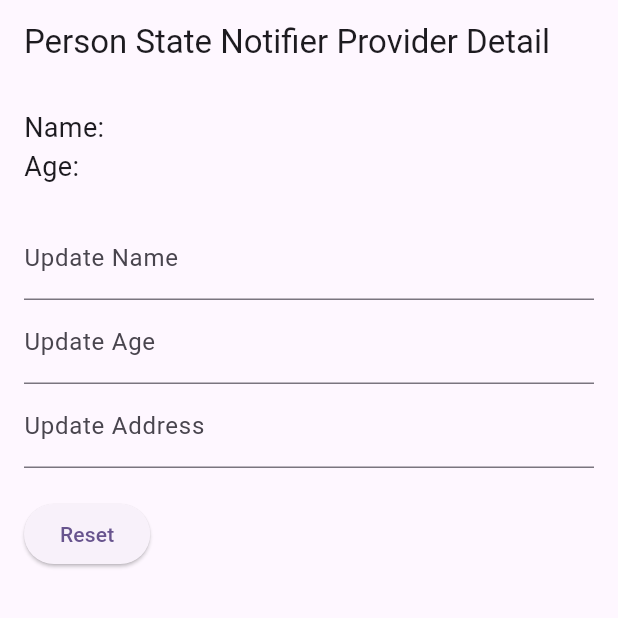
After one commit to gaurishankar007/Flutter-State-Management, a Flutter app: the PersonStateNotifierProviderPage screen opened by its route, on a phone screen of 412 x 824 dp, the top half of it. The commit adds this screen. Run offline on Flutter 3.47's test engine with Material 3 defaults, Android fonts, the phone set to English and light mode, and no system bars; our stand-ins replace flutter_bloc, flutter_hooks, flutter_mobx, flutter_riverpod, go_router, mobx and 1 more; generated files the repository leaves out were written again.

Commit message:
feat: riverpod selecting multiple parameters from state notifier while watching the state notifier at once

```diff
--- a/lib/riverpod/all_providers.dart
+++ b/lib/riverpod/all_providers.dart
@@ -4,6 +4,7 @@ import 'package:flutter_riverpod/flutter_riverpod.dart';
 
 import 'notifier/film_state_notifier.dart';
 import 'notifier/person_change_notifier.dart';
+import 'notifier/person_state_notifier.dart';
 import 'repository/repository.dart';
 
 /// Provider
@@ -38,6 +39,8 @@ final personChangeNotifierProvider =
     ChangeNotifierProvider.autoDispose<PersonChangeNotifier>((ref) => PersonChangeNotifier());
 
 /// State Notifier Provider
+final personStateNotifierProvider =
+    StateNotifierProvider<PersonStateNotifier, PersonDetail>((ref) => PersonStateNotifier());
 final filmStateNotifierProvider =
     StateNotifierProvider<FilmStateNotifier, List<Film>>((ref) => FilmStateNotifier());
 final favoriteStatusStateProvider = StateProvider<FavoriteStatus>((ref) => FavoriteStatus.all);
--- /dev/null
+++ b/lib/riverpod/notifier/person_state_notifier.dart
@@ -0,0 +1,58 @@
+import 'package:flutter_riverpod/flutter_riverpod.dart';
+import 'package:uuid/uuid.dart';
+
+class PersonDetail {
+  final String uuid;
+  final String name;
+  final String age;
+  final String address;
+
+  PersonDetail({
+    required this.name,
+    required this.age,
+    required this.address,
+    String? uuid,
+  }) : uuid = uuid ?? const Uuid().v4();
+
+  const PersonDetail.empty()
+      : name = "",
+        age = "",
+        address = "",
+        uuid = "";
+
+  String get displayData => "$name is $age years old.";
+
+  PersonDetail update([String? name, String? age, String? address]) =>
+      PersonDetail(
+        name: name ?? this.name,
+        age: age ?? this.age,
+        address: address ?? this.address,
+        uuid: uuid,
+      );
+
+  @override
+  bool operator ==(covariant PersonDetail other) => other.uuid == uuid;
+
+  @override
+  int get hashCode => uuid.hashCode;
+}
+
+class PersonStateNotifier extends StateNotifier<PersonDetail> {
+  PersonStateNotifier() : super(PersonDetail.empty());
+
+  void updateName(String newName) {
+    state = state.update(newName, null, null);
+  }
+
+  void updateAge(String newAge) {
+    state = state.update(null, newAge, null);
+  }
+
+  void updateAddress(String newAddress) {
+    state = state.update(null, null, newAddress);
+  }
+
+  void resetPerson() {
+    state = PersonDetail.empty();
+  }
+}
--- a/lib/riverpod/pages/film_state_notifier_provider_page.dart
+++ b/lib/riverpod/pages/film_state_notifier_provider_page.dart
@@ -12,7 +12,7 @@ class FilmStateNotifierProviderPage extends StatelessWidget {
   @override
   Widget build(BuildContext context) {
     return Scaffold(
-      appBar: AppBar(title: const Text("State Notifier Provider")),
+      appBar: AppBar(title: const Text("Film State Notifier Provider")),
       body: SafeArea(
         child: Column(
           mainAxisAlignment: MainAxisAlignment.center,
--- /dev/null
+++ b/lib/riverpod/pages/person_state_notifier_provider_page.dart
@@ -0,0 +1,49 @@
+import 'package:flutter/material.dart';
+import 'package:flutter_riverpod/flutter_riverpod.dart';
+
+import '../all_providers.dart';
+
+class PersonStateNotifierProviderPage extends ConsumerWidget {
+  const PersonStateNotifierProviderPage({super.key});
+
+  @override
+  Widget build(BuildContext context, WidgetRef ref) {
+    final person = ref.watch(personStateNotifierProvider
+        .select((p) => (p.name, p.age))); // Ignores address changes
+    final notifier = ref.read(personStateNotifierProvider.notifier);
+
+    return Scaffold(
+      appBar: AppBar(title: Text("Person State Notifier Provider Detail")),
+      body: Padding(
+        padding: const EdgeInsets.all(16.0),
+        child: Column(
+          crossAxisAlignment: CrossAxisAlignment.start,
+          children: [
+            Text("Name: ${person.$1}", style: TextStyle(fontSize: 18)),
+            Text("Age: ${person.$2}", style: TextStyle(fontSize: 18)),
+            SizedBox(height: 20),
+            TextField(
+              decoration: InputDecoration(labelText: "Update Name"),
+              onChanged: (value) => notifier.updateName(value),
+            ),
+            TextField(
+              decoration: InputDecoration(labelText: "Update Age"),
+              onChanged: (value) => notifier.updateAge(value),
+              keyboardType: TextInputType.number,
+            ),
+            TextField(
+              decoration: InputDecoration(labelText: "Update Address"),
+              onChanged: (value) =>
+                  notifier.updateAddress(value), // Won't trigger rebuild
+            ),
+            SizedBox(height: 20),
+            ElevatedButton(
+              onPressed: () => notifier.resetPerson(),
+              child: Text("Reset"),
+            ),
+          ],
+        ),
+      ),
+    );
+  }
+}
--- a/lib/riverpod/pages/riverpod_page.dart
+++ b/lib/riverpod/pages/riverpod_page.dart
@@ -40,8 +40,13 @@ class RiverpodPage extends StatelessWidget {
             ),
             const SizedBox(height: 30),
             ElevatedButton(
-              onPressed: () => context.push("/stateNotifierProvider"),
-              child: const Text("State Notifier Provider"),
+              onPressed: () => context.push("/fimStateNotifierProvider"),
+              child: const Text("Film State Notifier Provider"),
+            ),
+            const SizedBox(height: 30),
+            ElevatedButton(
+              onPressed: () => context.push("/personStateNotifierProvider"),
+              child: const Text("Person State Notifier Provider"),
             ),
           ],
         ),
--- a/lib/routes/go_router.dart
+++ b/lib/routes/go_router.dart
@@ -20,6 +20,7 @@ import '../riverpod/pages/count_state_provider_page.dart';
 import '../riverpod/pages/count_stream_provider_page.dart';
 import '../riverpod/pages/film_state_notifier_provider_page.dart';
 import '../riverpod/pages/person_change_notifier_provider_page.dart';
+import '../riverpod/pages/person_state_notifier_provider_page.dart';
 import '../riverpod/pages/riverpod_page.dart';
 import '../rxDart/pages/filter_streaming.dart';
 import '../rxDart/pages/rx_dart_page.dart';
@@ -199,9 +200,14 @@ GoRouter get goRouter {
         builder: (context, state) => PersonChangeNotifierProviderPage(),
       ),
       GoRoute(
-        path: "/stateNotifierProvider",
-        name: "state notifier provider",
+        path: "/fimStateNotifierProvider",
+        name: "film state notifier provider",
         builder: (context, state) => const FilmStateNotifierProviderPage(),
+      ),
+      GoRoute(
+        path: "/personStateNotifierProvider",
+        name: "person state notifier provider",
+        builder: (context, state) => const PersonStateNotifierProviderPage(),
       ),
 
       /// <====== Rx Dart ======>
```
